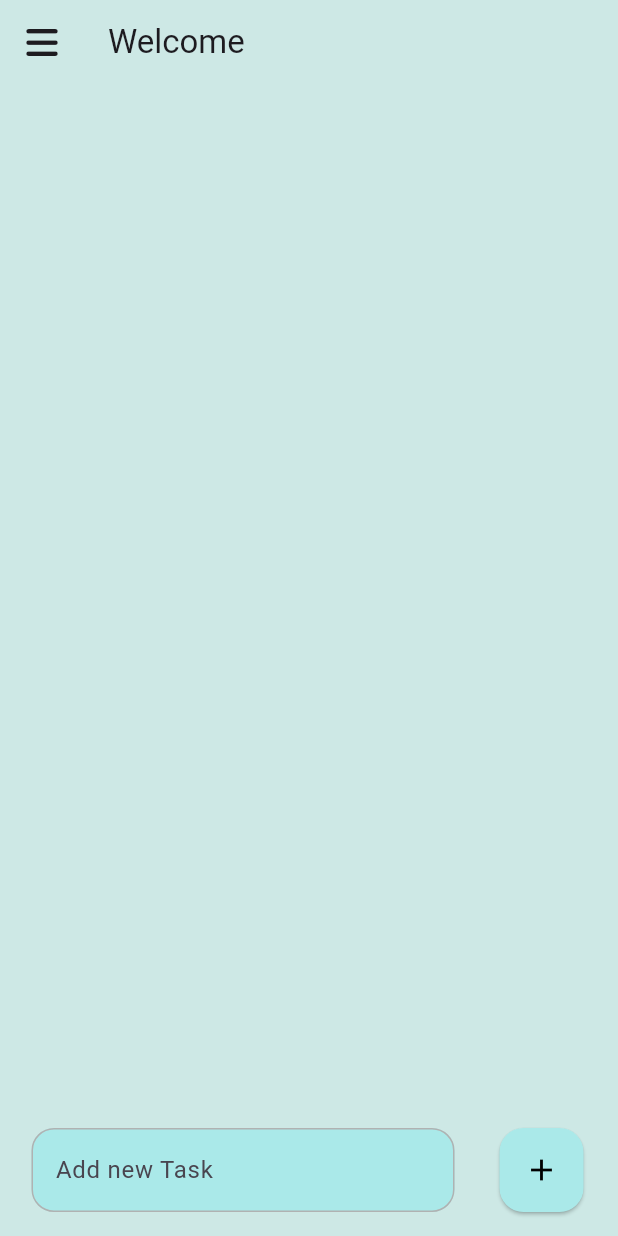
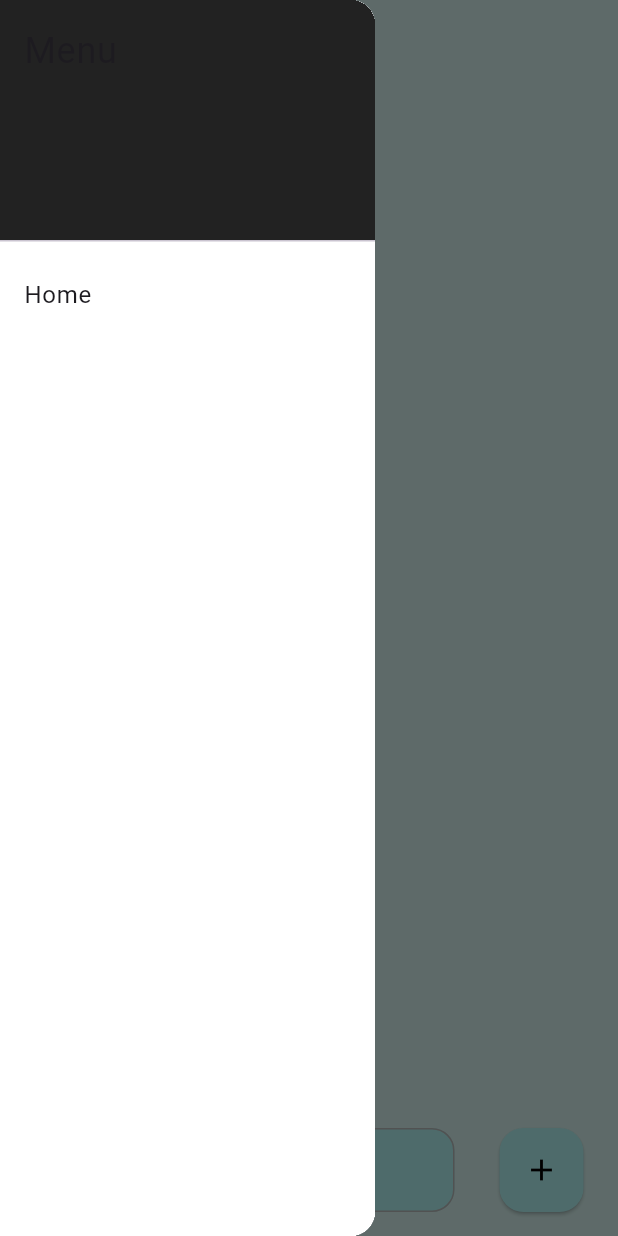
Before and after one commit to Binada-SH/To_Do_Application, a Flutter app: the screen it shows after launch, after a tap on an icon or button, on a phone screen of 412 x 824 dp. Run offline on Flutter 3.47's test engine with Material 3 defaults, Android fonts, the phone set to English and light mode, and no system bars; our stand-ins replace flutter_local_notifications, flutter_slidable, font_awesome_flutter, timezone.

Commit message:
Menu drawer creation

```diff
--- a/lib/pages/home.dart
+++ b/lib/pages/home.dart
@@ -1,6 +1,7 @@
 import 'package:flutter/material.dart';
 import 'package:to_do_application/utils/todo_list.dart';
 import 'package:font_awesome_flutter/font_awesome_flutter.dart';
+import 'package:to_do_application/pages/widgets/menu_drawer.dart';
 
 
 class HomePage extends StatefulWidget {
@@ -12,6 +13,7 @@ class HomePage extends StatefulWidget {
 
 class _HomePageState extends State<HomePage> {
   final _controller = TextEditingController();
+  final GlobalKey<ScaffoldState>_scaffoldKey = GlobalKey <ScaffoldState> ();
   List todoList = [];
   bool _showExtraOptions = false;
   DateTime ? _reminderDateTime;
@@ -42,11 +44,20 @@ class _HomePageState extends State<HomePage> {
   @override
   Widget build (BuildContext context) {
     return Scaffold(
+      key: _scaffoldKey,
       appBar: AppBar(
         leading: IconButton(
-          icon: FaIcon(FontAwesomeIcons.bars),
-          onPressed: () {},
-
+          icon: Padding(
+            padding: const EdgeInsets.only(left: 20.0, top: 3.0),
+            child: FaIcon(
+              FontAwesomeIcons.bars,
+              color: Color(0xFF000000),
+              size: 20,
+            ),
+          ),
+          onPressed: () {
+            _scaffoldKey.currentState?.openDrawer();
+          },
           ),
 
         title: const Text("Welcome",),
@@ -64,6 +75,7 @@ class _HomePageState extends State<HomePage> {
         );
       }),
       backgroundColor: Color(0xFFCDE8E5),
+      drawer: const menuDrawer(),
 
       floatingActionButton: Padding(
         padding: const EdgeInsets.symmetric(horizontal: 7),
--- /dev/null
+++ b/lib/pages/widgets/menu_drawer.dart
@@ -0,0 +1,35 @@
+import 'package:flutter/material.dart';
+
+class menuDrawer extends StatelessWidget {
+  const menuDrawer ({super.key});
+
+  @override
+  Widget build(BuildContext context) {
+    return Drawer(
+      width: 250,
+      child: Container(
+        color: Colors.white,
+        child: ListView(
+          padding: EdgeInsets.zero,
+          children: [
+            const DrawerHeader(
+              decoration: BoxDecoration(
+                color: Colors.black87,
+                ),
+                child: Text (
+                  'Menu',
+                  style: TextStyle(
+                    fontSize: 24,
+                  ),
+                ),
+              ),
+              ListTile (
+                  title: Text('Home'),
+                  onTap: (){},
+                ),
+          ],
+        )
+      ),
+    );
+  }
+}
```
